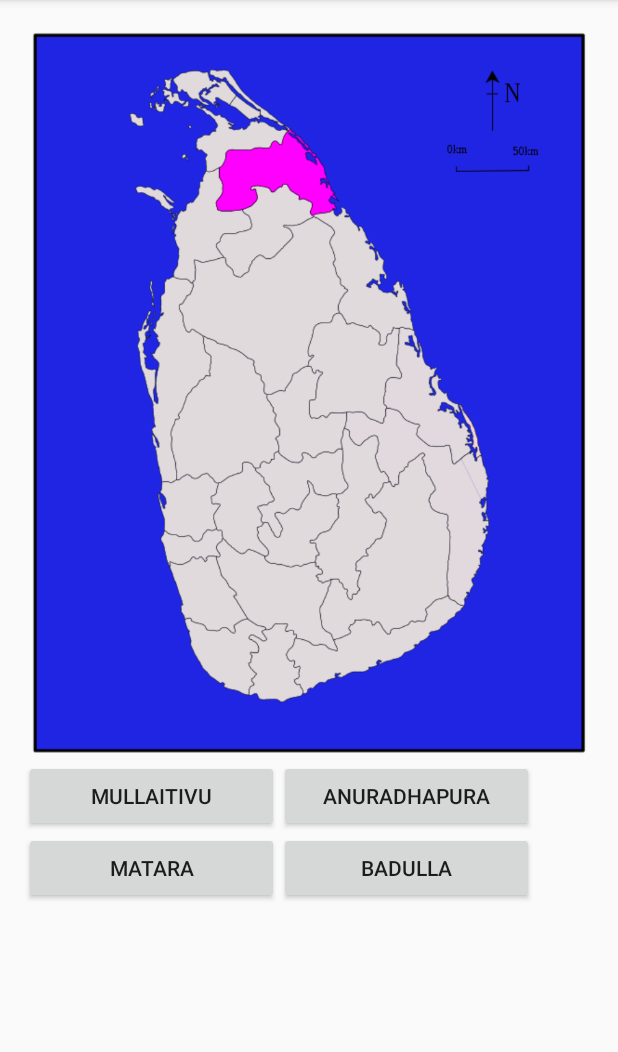
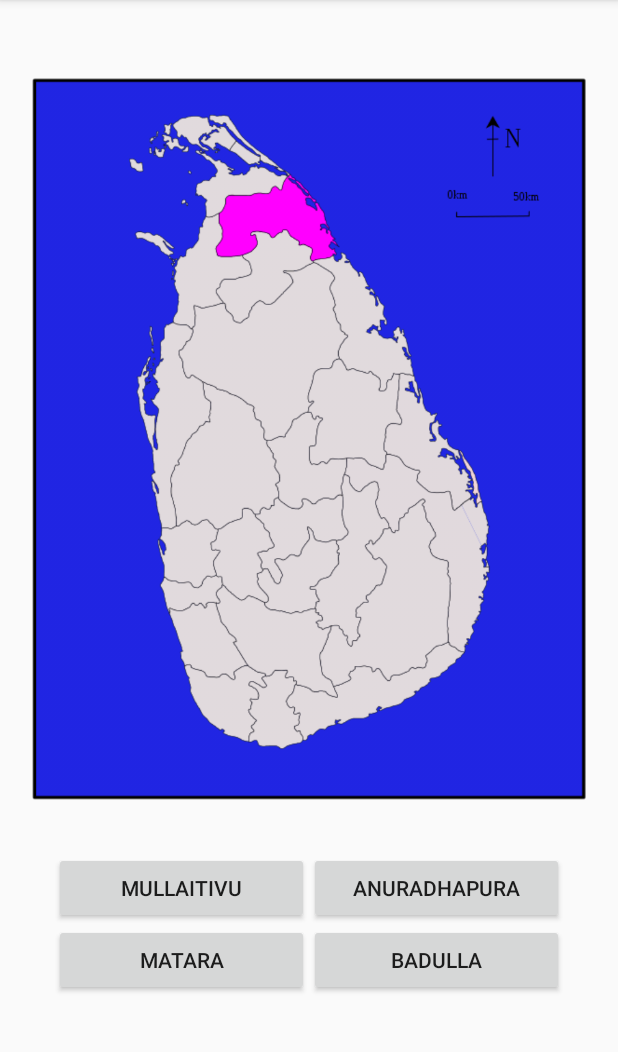
Before and after one commit to hpmtissera/sri-lanka-districts, an Android app: the screen it shows after launch (QuizActivity), after a tap on "Quiz", on a phone screen of 412 x 824 dp, the part 84-1136 px from its top. Run offline under Robolectric (Android 15) with nearby library versions, the phone set to English and light mode, and no system bars; our stand-ins replace AdMob.

Commit message:
fixed #LKDIST-1

```diff
--- a/app/src/main/java/com/lanka_guide/districts/Districts.java
+++ b/app/src/main/java/com/lanka_guide/districts/Districts.java
@@ -28,7 +28,7 @@
         districts.add(new District(R.drawable.anuradhapura_district, R.drawable.anuradhapura_district_crop, getString(R.string.anuradhapura), 0.2, 0.2738,
                 0.2618, 442, 520));
         districts.add(new District(R.drawable.badulla_district, R.drawable.badulla_district_crop, getString(R.string.badulla), 0.5025, 0.5498));
-        districts.add(new District(R.drawable.batticaloa_district, R.drawable.batticalo_district_crop, getString(R.string.batticaloa), 0.6175, 0.4155));
+        districts.add(new District(R.drawable.batticaloa_district, R.drawable.batticalo_district_crop, getString(R.string.batticaloa), 0.6315, 0.4098));
         districts.add(new District(R.drawable.colombo_district, R.drawable.colombo_district_crop, getString(R.string.colombo), 0.2425, 0.6855));
         districts.add(new District(R.drawable.galle_district, R.drawable.galle_district_crop, getString(R.string.galle), 0.2831, 0.8106));
         districts.add(new District(R.drawable.gampaha_district, R.drawable.gampaha_district_crop, getString(R.string.gampaha), 0.2375, 0.6126));
@@ -59,11 +59,6 @@
                 mapIdDistrictMap.put(d.getDistrictMapId(), d);
             }
         }
-    }
-
-    private String getString(int id) {
-        Resources resources = context.getResources();
-        return resources.getString(id);
     }
 
     public static int[] getDistrictImagesId() {
@@ -109,6 +104,10 @@
         return answers;
     }
 
+    private String getString(int id) {
+        Resources resources = context.getResources();
+        return resources.getString(id);
+    }
 
     public static class District {
         int fullMapId;
--- a/app/src/main/java/com/lanka_guide/districts/Preferences.java
+++ b/app/src/main/java/com/lanka_guide/districts/Preferences.java
@@ -32,12 +32,16 @@
         editor.commit();
     }
 
+    public Locale getLocale() {
+        String locale = preferences.getString(KEY_LOCALE, null);
+        if (locale != null) {
+            return new Locale(locale);
+        }
+        return null;
+    }
+
     public void setLocale(Locale locale) {
         editor.putString(KEY_LOCALE, locale.getLanguage());
         editor.commit();
     }
-
-    public Locale getLocale() {
-        return new Locale(preferences.getString(KEY_LOCALE, null));
-    }
 }
--- a/app/src/main/res/layout/quiz_activity.xml
+++ b/app/src/main/res/layout/quiz_activity.xml
@@ -47,12 +47,19 @@
             android:visibility="gone"/>
     </RelativeLayout>
 
-    <GridLayout xmlns:android="http://schemas.android.com/apk/res/android"
-                android:layout_width="match_parent"
-                android:layout_height="0dp"
-                android:layout_gravity="center"
-                android:layout_weight="2"
-                android:columnCount="2">
+    <RelativeLayout
+        android:id="@+id/button_layout"
+        android:layout_width="match_parent"
+        android:layout_height="0dp"
+        android:layout_weight="2">
+
+
+        <GridLayout xmlns:android="http://schemas.android.com/apk/res/android"
+                    android:layout_width="wrap_content"
+                    android:layout_height="wrap_content"
+                    android:layout_centerHorizontal="true"
+                    android:layout_gravity="center"
+                    android:columnCount="2">
 
         <Button xmlns:android="http://schemas.android.com/apk/res/android"
                 android:id="@+id/option1"
@@ -87,4 +94,6 @@
         ads:adSize="BANNER"
         ads:adUnitId="@string/banner_home_footer">
     </com.google.android.gms.ads.AdView>
+    </RelativeLayout>
+
 </LinearLayout>
```
Also changed, not shown: app/src/main/java/com/lanka_guide/districts/play/PlayActivity.java (+28 -5 lines), app/src/main/res/layout/play_activity.xml (+13 -0 lines), app/src/main/res/drawable/batticalo_district_crop.png, app/src/main/res/drawable/colombo_district.png, app/src/main/res/drawable/colombo_district_crop.png, app/src/main/res/drawable/kalutara_district_crop.png.
